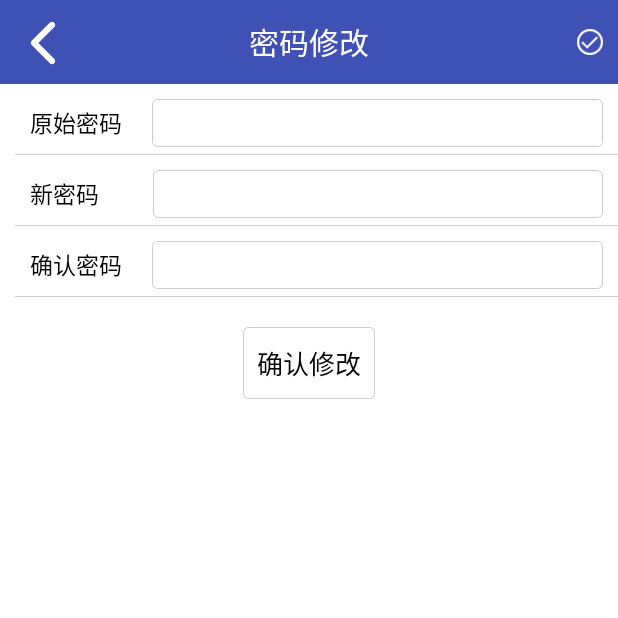
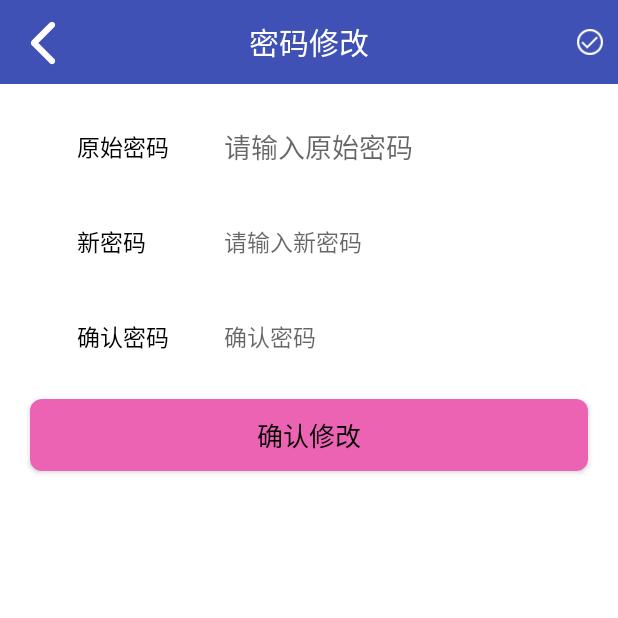
Before and after one commit to junqinliu/QrCode, an Android app: the PwdResetActivity screen opened directly, with no data from a screen before it, on a phone screen of 412 x 824 dp, the top half of it. Run offline under Robolectric (Android 15) with nearby library versions, the phone set to English and light mode, and no system bars; our stand-ins replace ButterKnife.

Commit message:
modify some display

```diff
--- a/app/src/main/res/drawable/bg_login.xml
+++ b/app/src/main/res/drawable/bg_login.xml
@@ -1,7 +1,7 @@
 <?xml version="1.0" encoding="utf-8"?>
 <shape xmlns:android="http://schemas.android.com/apk/res/android" >
 
-    <solid android:color="#ED72BA"/>
+    <solid android:color="#00CD00"/>
 
      <!-- 设置按钮的四个角为弧形 -->
 
--- a/app/src/main/res/layout/activity_login.xml
+++ b/app/src/main/res/layout/activity_login.xml
@@ -19,7 +19,8 @@
             android:id="@+id/head_pic"
             android:layout_width="100dp"
             android:layout_height="80dp"
-            android:src="@mipmap/login_head_pic" />
+            android:background="#7A378B"
+            android:src="@mipmap/applog" />
     </LinearLayout>
 
 
--- a/app/src/main/res/layout/activity_warranty.xml
+++ b/app/src/main/res/layout/activity_warranty.xml
@@ -10,79 +10,107 @@
         layout="@layout/header_toolbar"/>
 
     <LinearLayout
-        style="@style/Cell_Warranty_Linear"
         android:layout_width="match_parent"
         android:layout_height="wrap_content"
-        android:layout_marginTop="10dp"
-        android:orientation="horizontal">
+        android:orientation="horizontal"
+        android:paddingLeft="20dp"
+        android:paddingRight="20dp"
+        android:paddingTop="20dp">
 
         <TextView
-            style="@style/Cell_Warranty_Linear_Left"
-            android:layout_width="wrap_content"
+            android:layout_width="0dp"
             android:layout_height="wrap_content"
-            android:text="@string/old_pwd" />
+            android:layout_weight="1"
+            android:gravity="center"
+            android:padding="10dp"
+            android:text="@string/old_pwd"
+            android:textColor="@color/black_text"
+            android:textSize="15sp"
+
+            />
 
         <EditText
-            style="@style/Cell_Warranty_Linear_Edit"
-            android:layout_width="match_parent"
-            android:layout_height="wrap_content" />
+            android:layout_width="0dp"
+            android:layout_height="match_parent"
+            android:layout_weight="2"
+            android:inputType="textPassword"
+            android:padding="5dp"
+            android:hint="请输入原始密码"
+            android:textColor="@color/black_text" />
     </LinearLayout>
 
     <LinearLayout
-        style="@style/Cell_Warranty_Linear"
         android:layout_width="match_parent"
         android:layout_height="wrap_content"
-        android:layout_marginTop="10dp"
-        android:orientation="horizontal">
+        android:orientation="horizontal"
+        android:paddingLeft="20dp"
+        android:paddingRight="20dp"
+        android:paddingTop="20dp">
 
         <TextView
-            style="@style/Cell_Warranty_Linear_Left"
-            android:layout_width="wrap_content"
+            android:layout_width="0dp"
             android:layout_height="wrap_content"
-            android:text="@string/new_pwd" />
+            android:layout_weight="1"
+            android:gravity="center"
+            android:padding="10dp"
+            android:text="@string/new_pwd"
+            android:textColor="@color/black_text"
+            android:textSize="15sp"
+
+            />
 
         <EditText
-            style="@style/Cell_Warranty_Linear_Edit"
-            android:layout_width="match_parent"
-            android:layout_height="wrap_content" />
+            android:layout_width="0dp"
+            android:layout_height="match_parent"
+            android:layout_weight="2"
+            android:inputType="textPassword"
+            android:padding="5dp"
+            android:hint="请输入新密码"
+            android:textColor="@color/black_text"
+            android:textSize="15sp" />
     </LinearLayout>
+
     <LinearLayout
-        style="@style/Cell_Warranty_Linear"
         android:layout_width="match_parent"
         android:layout_height="wrap_content"
-        android:layout_marginTop="10dp"
-        android:orientation="horizontal">
+        android:orientation="horizontal"
+        android:paddingLeft="20dp"
+        android:paddingRight="20dp"
+        android:paddingTop="20dp">
 
         <TextView
-            style="@style/Cell_Warranty_Linear_Left"
-            android:layout_width="wrap_content"
+            android:layout_width="0dp"
             android:layout_height="wrap_content"
-            android:text="@string/comfirm_pwd" />
+            android:layout_weight="1"
+            android:gravity="center"
+            android:padding="10dp"
+            android:text="@string/comfirm_pwd"
+            android:textColor="@color/black_text"
+            android:textSize="15sp"
+
+            />
 
         <EditText
-            style="@style/Cell_Warranty_Linear_Edit"
-            android:layout_width="match_parent"
-            android:layout_height="wrap_content" />
+            android:layout_width="0dp"
+            android:layout_height="match_parent"
+            android:layout_weight="2"
+            android:inputType="textPassword"
+            android:padding="5dp"
+            android:hint="确认密码"
+            android:textColor="@color/black_text"
+            android:textSize="15sp" />
     </LinearLayout>
 
-
-    <!--<EditText
-        android:id="@+id/editText2"
-        style="@style/Cell_Warranty_Edit"
+    <Button
         android:layout_width="match_parent"
         android:layout_height="wrap_content"
-        android:layout_marginLeft="10dp"
-        android:layout_marginTop="20dp"
-        android:layout_marginRight="10dp"
-        android:background="@drawable/shape_stroke_gray"
-        android:minLines="5" />-->
+        style="@style/Cell_Warranty_Btn_1"
+        android:layout_margin="20dp"
+        android:padding="10dp"
+        android:text="@string/submit"
+        android:layout_gravity="center_horizontal"
+        android:background="@drawable/bg_finsh"
+        android:id="@+id/button3" />
 
-    <Button
-        android:id="@+id/button2"
-        style="@style/Cell_Warranty_Btn"
-        android:layout_width="wrap_content"
-        android:layout_height="wrap_content"
-        android:layout_marginTop="20dp"
-        android:text="@string/submit" />
 
 </LinearLayout>
--- a/app/src/main/res/layout/add_community_activity.xml
+++ b/app/src/main/res/layout/add_community_activity.xml
@@ -256,6 +256,7 @@
                 android:layout_marginBottom="10dp"
                 android:text="@string/comfirm"
                 android:textColor="@color/black_text"
+                android:background="@drawable/bg_finsh"
                 android:textSize="16sp" />
 
 
--- a/app/src/main/res/values/colors.xml
+++ b/app/src/main/res/values/colors.xml
@@ -13,9 +13,12 @@
     <color name="black_text">#000000</color>
     <!--灰色的背景颜色-->
     <color name="gray_background">#F2F2F2</color>
+    <!--浅蓝色色分割线-->
+    <color name="green_background">#00CD00</color>
     <!--灰色分割线-->
     <color name="gray_line">#cccccc</color>
-
+    <!--浅蓝色色分割线-->
+    <color name="blue_line">#c8ffff</color>
 
     <!--汉字排序-->
     <color name="whites">#ffffff</color>
--- a/app/src/main/res/values/strings.xml
+++ b/app/src/main/res/values/strings.xml
@@ -37,7 +37,7 @@
     <string name="owner_apply_manage_str">业主认证申请管理</string>
     <string name="house_manage_str">楼栋管理</string>
     <string name="add_owner_str">添加业主</string>
-    <string name="add_owner_phone_str">手机号码</string>
+    <string name="add_owner_phone_str">"手机号码:"</string>
     <string name="add_owner_name_str">"姓       名"</string>
     <string name="add_owner_sex_str">"性       别"</string>
     <string name="add_owner_hint_num_str">"请输入号码"</string>
--- a/app/src/main/res/values/styles.xml
+++ b/app/src/main/res/values/styles.xml
@@ -93,6 +93,12 @@
         <item name="android:background">@drawable/shape_stroke_radius_gray</item>
         <item name="android:layout_marginTop">20dp</item>
     </style>
+    <style name="Cell_Warranty_Btn_1">
+        <item name="android:textColor">@color/black_text</item>
+        <item name="android:textSize">17sp</item>
+        <item name="android:layout_gravity">center_horizontal</item>
+        <item name="android:layout_marginTop">20dp</item>
+    </style>
     <style name="Cell_Warranty_Linear">
         <item name="android:layout_marginLeft">10dp</item>
         <item name="android:paddingBottom">5dp</item>
```
Also changed, not shown: app/src/main/res/layout/activity_idea_feedback.xml (+9 -25 lines), app/src/main/res/layout/activity_register.xml (+4 -4 lines), app/src/main/res/layout/activity_user_name.xml (+12 -3 lines), app/src/main/res/layout/manage_fragment.xml (+73 -44 lines), app/src/main/res/layout/owner_detail.xml (+28 -2 lines), app/src/main/res/layout/setting_fragment.xml (+22 -8 lines).
